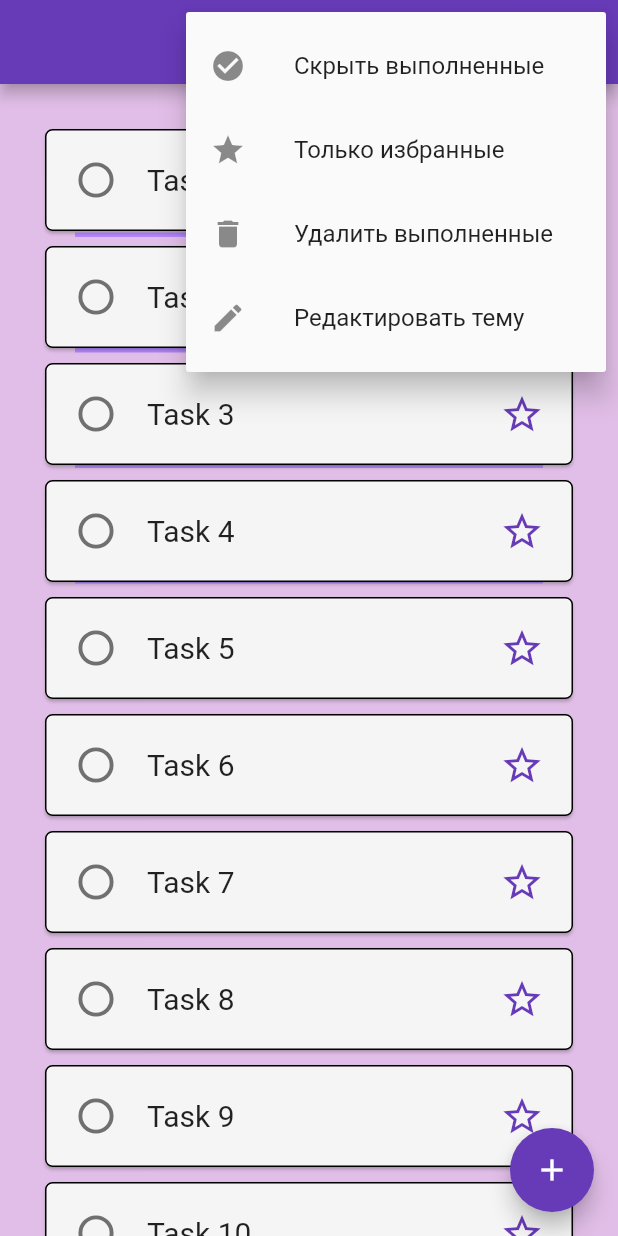
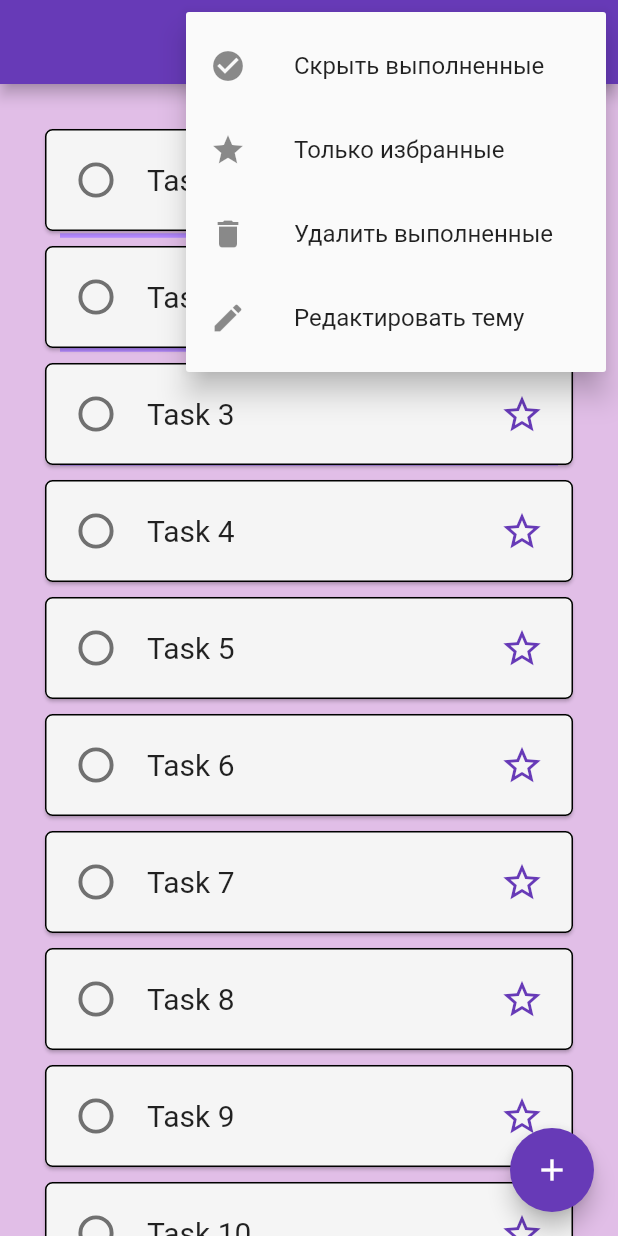
Before and after one commit to AJMC2002/Window-Apps, a Flutter app: the screen it shows after launch, after a tap on the "star border purple500" icon, after a tap on the "star" icon, after a tap on the "more vert" icon, on a phone screen of 412 x 824 dp. Run offline on Flutter 3.47's test engine with Material 2 defaults, Android fonts, the phone set to English and light mode, and no system bars; our stand-ins replace flutter_svg, freezed_annotation.

Commit message:
Task 1 - Final commit

```diff
--- /dev/null
+++ b/lib/app/config.dart
@@ -0,0 +1,7 @@
+import 'package:uuid/uuid.dart';
+
+abstract class Config {
+  static const uuid = Uuid();
+  static const maxTopicNameLength = 40;
+  static const maxTaskNameLength = 40;
+}
--- a/lib/task_app.dart
+++ b/lib/app/task_app.dart
@@ -1,7 +1,7 @@
 import 'package:flutter/material.dart';
 
-import 'screens/branch/branch_page.dart';
-import 'settings.dart';
+import '../screens/branch/branch_page.dart';
+import 'config.dart';
 
 class TaskApp extends StatelessWidget {
   const TaskApp({super.key});
@@ -13,7 +13,7 @@ class TaskApp extends StatelessWidget {
       theme: ThemeData(
         primarySwatch: Colors.deepPurple,
       ),
-      home: const BranchPage(topic: "Учёба", uuid: Settings.uuid),
+      home: const BranchPage(topic: 'Учёба'),
       debugShowCheckedModeBanner: false,
     );
   }
--- /dev/null
+++ b/lib/assets/assets.dart
@@ -0,0 +1,4 @@
+abstract class Assets {
+  static const todolistBackground = 'assets/todolist_background.svg';
+  static const todolist = 'assets/todolist.svg';
+}
--- a/lib/main.dart
+++ b/lib/main.dart
@@ -1,5 +1,5 @@
 import 'package:flutter/material.dart';
 
-import 'task_app.dart';
+import 'app/task_app.dart';
 
 void main() => runApp(const TaskApp());
--- a/lib/screens/branch/branch_page.dart
+++ b/lib/screens/branch/branch_page.dart
@@ -1,33 +1,34 @@
 import 'package:flutter/material.dart';
 import 'package:uuid/uuid.dart';
 
+import '../../app/config.dart';
 import '../../models/task.dart';
 import 'widgets/appbar/branch_popupmenu.dart';
-import 'widgets/tasklist/empty_task_list.dart';
+import 'widgets/tasklist/empty_task_list_background.dart';
 import 'widgets/fab/add_task_dialog.dart';
 import 'widgets/tasklist/task_list.dart';
 import 'widgets/tasklist/task_list_background.dart';
 
 class BranchPage extends StatefulWidget {
-  const BranchPage({super.key, required this.topic, required this.uuid});
+  const BranchPage({super.key, required this.topic});
 
   final String topic;
-  final Uuid uuid;
 
   @override
   State<BranchPage> createState() => _BranchPageState();
 }
 
 class _BranchPageState extends State<BranchPage> {
-  String _topic = "";
+  String _topic = '';
   final List<Task> _allTasks = [];
   List<Task> _displayedTasks = [];
   bool _requireNotDone = false;
   bool _requireFavorite = false;
 
   void _editTopic(String newTopic) {
-    setState(() {});
+    setState(() {
       _topic = newTopic;
+    });
   }
 
   int _getIndex(String id) {
@@ -35,13 +36,13 @@ class _BranchPageState extends State<BranchPage> {
   }
 
   void _switchDone(String id) {
-    int i = _getIndex(id);
+    final i = _getIndex(id);
     _allTasks[i] = _allTasks[i].copyWith(isDone: !_allTasks[i].isDone);
     _updateDisplayedTasks();
   }
 
   void _switchFavorite(String id) {
-    int i = _getIndex(id);
+    final i = _getIndex(id);
     _allTasks[i] = _allTasks[i].copyWith(isFavorite: !_allTasks[i].isFavorite);
     _updateDisplayedTasks();
   }
@@ -49,7 +50,7 @@ class _BranchPageState extends State<BranchPage> {
   void _addTask(String title) {
     _allTasks.add(
       Task(
-        id: widget.uuid.v4(),
+        id: Config.uuid.v4(),
         title: title,
       ),
     );
@@ -67,6 +68,7 @@ class _BranchPageState extends State<BranchPage> {
   }
 
   void _updateDisplayedTasks() {
+    setState(() {
       Iterable<Task> displayedTasksIt = _allTasks;
       if (_requireNotDone) {
         displayedTasksIt = displayedTasksIt.where((task) => !task.isDone);
@@ -75,7 +77,7 @@ class _BranchPageState extends State<BranchPage> {
         displayedTasksIt = displayedTasksIt.where((task) => task.isFavorite);
       }
       _displayedTasks = displayedTasksIt.toList();
-    setState(() {});
+    });
   }
 
   void _switchRequireNotDone() {
@@ -93,7 +95,7 @@ class _BranchPageState extends State<BranchPage> {
     super.initState();
     _topic = widget.topic;
     for (int i = 1; i < 21; i++) {
-      _addTask("Task $i");
+      _addTask('Task $i');
     }
     _updateDisplayedTasks();
   }
@@ -102,14 +104,25 @@ class _BranchPageState extends State<BranchPage> {
   Widget build(BuildContext context) {
     return Scaffold(
       backgroundColor: Colors.purple[100],
-      appBar: AppBar(
+      appBar: _buildAppBar(),
+      body: _buildBody(),
+      floatingActionButton: _buildFloatingActionButton(context),
+    );
+  }
+
+  AppBar _buildAppBar() {
+    return AppBar(
       centerTitle: true,
       title: Text(
         _topic,
         style: const TextStyle(fontSize: 30),
       ),
-        actions: <Widget>[
-          BranchPopUpMenu(
+      actions: [_buildBranchPopupMenu()],
+    );
+  }
+
+  BranchPopupMenu _buildBranchPopupMenu() {
+    return BranchPopupMenu(
       requireNotDone: _requireNotDone,
       switchRequireNotDone: _switchRequireNotDone,
       requireFavorite: _requireFavorite,
@@ -117,13 +130,14 @@ class _BranchPageState extends State<BranchPage> {
       removeDoneTasks: _removeDoneTasks,
       topic: _topic,
       editTopic: _editTopic,
-          ),
-        ],
-      ),
-      body: Stack(
-        children: <Widget>[
+    );
+  }
+
+  Stack _buildBody() {
+    return Stack(
+      children: [
         _displayedTasks.isEmpty
-              ? const EmptyTaskList()
+            ? const EmptyTaskListBackground()
             : const TaskListBackground(),
         TaskList(
           tasks: _displayedTasks,
@@ -132,8 +146,11 @@ class _BranchPageState extends State<BranchPage> {
           removeTask: _removeTask,
         ),
       ],
-      ),
-      floatingActionButton: FloatingActionButton(
+    );
+  }
+
+  FloatingActionButton _buildFloatingActionButton(BuildContext context) {
+    return FloatingActionButton(
       splashColor: Colors.purpleAccent,
       hoverColor: Colors.deepPurpleAccent,
       tooltip: 'Добавить',
@@ -144,7 +161,6 @@ class _BranchPageState extends State<BranchPage> {
         ),
       ),
       child: const Icon(Icons.add),
-      ),
     );
   }
 }
--- a/lib/screens/branch/widgets/appbar/branch_popupmenu.dart
+++ b/lib/screens/branch/widgets/appbar/branch_popupmenu.dart
@@ -3,8 +3,8 @@ import 'package:flutter/material.dart';
 import 'delete_done_tasks_dialog.dart';
 import 'edit_topic_dialog.dart';
 
-class BranchPopUpMenu extends StatelessWidget {
-  const BranchPopUpMenu({
+class BranchPopupMenu extends StatelessWidget {
+  const BranchPopupMenu({
     super.key,
     required this.requireNotDone,
     required this.switchRequireNotDone,
@@ -29,7 +29,16 @@ class BranchPopUpMenu extends StatelessWidget {
       tooltip: 'Показать меню',
       color: Colors.grey[50],
       itemBuilder: (context) => [
-        PopupMenuItem(
+        _buildSwitchRequireNotDonePopupMenuItem(),
+        _buildSwitchRequireFavoritePopupMenuItem(),
+        _buildDeleteDoneTasksPopupMenuItem(context),
+        _buildEditTopicPopupMenuItem(context),
+      ],
+    );
+  }
+
+  PopupMenuItem<dynamic> _buildSwitchRequireNotDonePopupMenuItem() {
+    return PopupMenuItem(
       onTap: switchRequireNotDone,
       child: ListTile(
         leading: Icon(
@@ -39,8 +48,11 @@ class BranchPopUpMenu extends StatelessWidget {
           requireNotDone ? 'Показать выполненные' : 'Скрыть выполненные',
         ),
       ),
-        ),
-        PopupMenuItem(
+    );
+  }
+
+  PopupMenuItem<dynamic> _buildSwitchRequireFavoritePopupMenuItem() {
+    return PopupMenuItem(
       onTap: switchRequireFavorite,
       child: ListTile(
         leading: Icon(
@@ -50,38 +62,47 @@ class BranchPopUpMenu extends StatelessWidget {
           requireFavorite ? 'Все задачи' : 'Только избранные',
         ),
       ),
-        ),
-        PopupMenuItem(
-          onTap: () => Future.delayed(
-            const Duration(seconds: 0),
-            () => showDialog(
-              context: context,
-              builder: (context) =>
+    );
+  }
+
+  PopupMenuItem<dynamic> _buildDeleteDoneTasksPopupMenuItem(
+      BuildContext context) {
+    return PopupMenuItem(
+      onTap: () => _showDialog(
+        context,
         DeleteDoneTasksDialog(removeDoneTasks: removeDoneTasks),
-            ),
       ),
       child: const ListTile(
         leading: Icon(Icons.delete),
         title: Text('Удалить выполненные'),
       ),
-        ),
-        PopupMenuItem(
-          onTap: () => Future.delayed(
-            const Duration(seconds: 0),
-            () => showDialog(
-              context: context,
-              builder: (context) => EditTopicDialog(
-                topic: topic,
-                editTopic: editTopic,
-              ),
-            ),
+    );
+  }
+
+  PopupMenuItem<dynamic> _buildEditTopicPopupMenuItem(BuildContext context) {
+    return PopupMenuItem(
+      onTap: () => _showDialog(
+        context,
+        EditTopicDialog(topic: topic, editTopic: editTopic),
       ),
       child: const ListTile(
         leading: Icon(Icons.edit),
         title: Text('Редактировать тему'),
       ),
-        ),
-      ],
+    );
+  }
+
+  Future<dynamic> _showDialog(BuildContext context, Widget dialog) {
+    /// Since the popup menu uses Navigator.pop(context) after a selection,
+    /// the dialog would be popped immediately and won't show up.
+    /// Using a Future it can be displayed after the popup menu is popped.
+    /// ***
+    /// Поскольку всплывающее меню использует Navigator.pop(context) после выбора,
+    /// диалоговое окно будет немедленно закрыто и не будет отображаться.
+    /// Используя Future, его можно отобразить после закрытия всплывающего меню.
+    return Future.delayed(
+      Duration.zero,
+      () => showDialog(context: context, builder: (context) => dialog),
     );
   }
 }
--- a/lib/screens/branch/widgets/appbar/delete_done_tasks_dialog.dart
+++ b/lib/screens/branch/widgets/appbar/delete_done_tasks_dialog.dart
@@ -1,7 +1,7 @@
 import 'package:flutter/material.dart';
 
 class DeleteDoneTasksDialog extends StatelessWidget {
-  const DeleteDoneTasksDialog({required this.removeDoneTasks});
+  const DeleteDoneTasksDialog({super.key,required this.removeDoneTasks});
 
   final VoidCallback removeDoneTasks;
 
--- a/lib/screens/branch/widgets/tasklist/empty_task_list_assets.dart
+++ /dev/null
@@ -1,4 +0,0 @@
-abstract class EmptyTaskListAssets {
-  static const String todolistBackground = 'assets/todolist_background.svg';
-  static const String todolist = 'assets/todolist.svg';
-}
--- a/lib/screens/branch/widgets/tasklist/task_list.dart
+++ b/lib/screens/branch/widgets/tasklist/task_list.dart
@@ -1,10 +1,11 @@
 import 'package:flutter/material.dart';
 
 import '../../../../models/task.dart';
+import 'task_list_config.dart';
 import 'task_tile.dart';
 
 class TaskList extends StatelessWidget {
-  const TaskList({
+  TaskList({
     super.key,
     required this.tasks,
     required this.switchDone,
@@ -20,12 +21,7 @@ class TaskList extends StatelessWidget {
   @override
   Widget build(BuildContext context) {
     return ListView.separated(
-      padding: const EdgeInsets.only(
-        top: 30,
-        left: 30,
-        right: 30,
-        bottom: kFloatingActionButtonMargin + 65,
-      ),
+      padding: TaskListConfig.taskListPadding,
       itemCount: tasks.length,
       itemBuilder: (context, index) => TaskTile(
         task: tasks[index],
@@ -33,7 +29,8 @@ class TaskList extends StatelessWidget {
         switchFavorite: switchFavorite,
         removeTask: removeTask,
       ),
-      separatorBuilder: (context, index) => const SizedBox(height: 10),
+      separatorBuilder: (context, index) =>
+          const SizedBox(height: TaskListConfig.taskTileSeparation),
     );
   }
 }
--- a/lib/screens/branch/widgets/tasklist/task_list_background.dart
+++ b/lib/screens/branch/widgets/tasklist/task_list_background.dart
@@ -1,33 +1,37 @@
 import 'package:flutter/material.dart';
+
+import 'task_list_config.dart';
 
 class TaskListBackground extends StatelessWidget {
   const TaskListBackground({super.key});
 
   @override
   Widget build(BuildContext context) {
-    return Padding(
-      padding: const EdgeInsets.only(
-        top: 25,
-        left: 50,
-        right: 50,
-        bottom: kFloatingActionButtonMargin,
-      ),
-      child: Column(
-        children: List.filled(
-          ((MediaQuery.of(context).size.height - 25) / 77).floor() - 1,
-          Container(
+    return ListView.separated(
+      padding: TaskListConfig.taskListBackgroundPadding,
+      physics: const NeverScrollableScrollPhysics(),
+      itemCount:
+          MediaQuery.of(context).size.height ~/ TaskListConfig.taskTileHeight +
+              1,
+      itemBuilder: (context, index) => Container(
         width: MediaQuery.of(context).size.width,
-            height: 77,
+        height: TaskListConfig.taskTileHeight +
+            (TaskListConfig.taskTileSeparation +
+                    TaskListConfig.taskTileDivisorHeight) /
+                2,
         decoration: BoxDecoration(
           border: Border(
             bottom: BorderSide(
-                  width: 3,
               color: Colors.deepPurpleAccent.shade100,
+              width: TaskListConfig.taskTileDivisorHeight,
             ),
           ),
         ),
       ),
-        ),
+      separatorBuilder: (context, index) => const SizedBox(
+        height: (TaskListConfig.taskTileSeparation -
+                TaskListConfig.taskTileDivisorHeight) /
+            2,
       ),
     );
   }
--- /dev/null
+++ b/lib/screens/branch/widgets/tasklist/task_list_config.dart
@@ -0,0 +1,20 @@
+import 'package:flutter/material.dart';
+
+abstract class TaskListConfig {
+  static const taskTileHeight = 66.0;
+  static const taskTileSeparation = 10.0;
+  static const taskTileDivisorHeight = 3.0;
+  static const _floatingActionButtonHeight = 56.0;
+  static const taskListBackgroundPadding = EdgeInsets.only(
+    top: 30.0,
+    left: 40.0,
+    right: 40.0,
+    bottom: 2 * kFloatingActionButtonMargin + _floatingActionButtonHeight,
+  );
+  static const taskListPadding = EdgeInsets.only(
+    top: 30.0,
+    left: 30.0,
+    right: 30.0,
+    bottom: 2 * kFloatingActionButtonMargin + _floatingActionButtonHeight,
+  );
+}
--- a/lib/screens/branch/widgets/tasklist/task_tile.dart
+++ b/lib/screens/branch/widgets/tasklist/task_tile.dart
@@ -1,8 +1,9 @@
 import 'package:flutter/material.dart';
 
 import '../../../../models/task.dart';
+import 'task_tile_icons.dart';
 
-class TaskTile extends StatefulWidget {
+class TaskTile extends StatelessWidget {
   const TaskTile({
     super.key,
     required this.task,
@@ -17,25 +18,11 @@ class TaskTile extends StatefulWidget {
   final Function removeTask;
 
   @override
-  State<TaskTile> createState() => TaskTileState();
-}
-
-class TaskTileState extends State<TaskTile> {
-  static const _favoriteIcon = Icon(
-    Icons.star_border_purple500_outlined,
-    color: Colors.deepPurple,
-  );
-  static const _favoriteIconSelected = Icon(
-    Icons.star,
-    color: Colors.deepPurple,
-  );
-
-  @override
   Widget build(BuildContext context) {
     return Dismissible(
-      key: Key(widget.task.id),
+      key: Key(task.id),
       direction: DismissDirection.endToStart,
-      onDismissed: (direction) => widget.removeTask(widget.task.id),
+      onDismissed: (direction) => removeTask(task.id),
       background: Container(
         decoration: BoxDecoration(
           color: Colors.red,
@@ -64,25 +51,26 @@ class TaskTileState extends State<TaskTile> {
                   child: Checkbox(
                     shape: const CircleBorder(),
                     activeColor: Colors.deepPurple,
-                    value: widget.task.isDone,
-                    onChanged: (_) => widget.switchDone(widget.task.id),
+                    value: task.isDone,
+                    onChanged: (_) => switchDone(task.id),
                   ),
                 ),
               ),
               Expanded(
                 child: Text(
-                  widget.task.title,
+                  task.title,
                   style: const TextStyle(fontSize: 20),
                 ),
               ),
               Padding(
                 padding: const EdgeInsets.only(left: 10),
                 child: IconButton(
-                  icon: widget.task.isFavorite
-                      ? _favoriteIconSelected
-                      : _favoriteIcon,
+                  icon: task.isFavorite
+                      ? TaskTileIcons.favoriteIconSelected
+                      : TaskTileIcons.favoriteIcon,
                   iconSize: 30,
-                  onPressed: () => widget.switchFavorite(widget.task.id),
+                  isSelected: task.isFavorite,
+                  onPressed: () => switchFavorite(task.id),
                 ),
               ),
             ],
--- /dev/null
+++ b/lib/screens/branch/widgets/tasklist/task_tile_icons.dart
@@ -0,0 +1,12 @@
+import 'package:flutter/material.dart';
+
+abstract class TaskTileIcons {
+  static const favoriteIcon = Icon(
+    Icons.star_border_purple500_outlined,
+    color: Colors.deepPurple,
+  );
+  static const favoriteIconSelected = Icon(
+    Icons.star,
+    color: Colors.deepPurple,
+  );
+}
--- a/lib/settings.dart
+++ /dev/null
@@ -1,5 +0,0 @@
-import 'package:uuid/uuid.dart';
-
-abstract class Settings {
-  static const uuid = Uuid();
-}
--- a/pubspec.yaml
+++ b/pubspec.yaml
@@ -1,4 +1,4 @@
-name: task_1
+name: task_app
 description: A new Flutter project.
 
 publish_to: "none"
@@ -23,6 +23,7 @@ dev_dependencies:
   flutter_lints: ^2.0.0
   build_runner: ^2.3.2
   freezed: ^2.3.2
+  rename: ^1.2.0
 
 flutter:
   uses-material-design: true
```
Also changed, not shown: lib/screens/branch/widgets/appbar/edit_topic_dialog.dart (+4 -3 lines), lib/screens/branch/widgets/fab/add_task_dialog.dart (+5 -7 lines), lib/screens/branch/widgets/tasklist/empty_task_list_background.dart (renamed from lib/screens/branch/widgets/tasklist/empty_task_list.dart, +21 -20 lines), lib/screens/todo/todo_page.dart (deleted, +0 -19 lines), pubspec.lock, 18 other files. Lines whose indentation alone changed are shown as unchanged.
